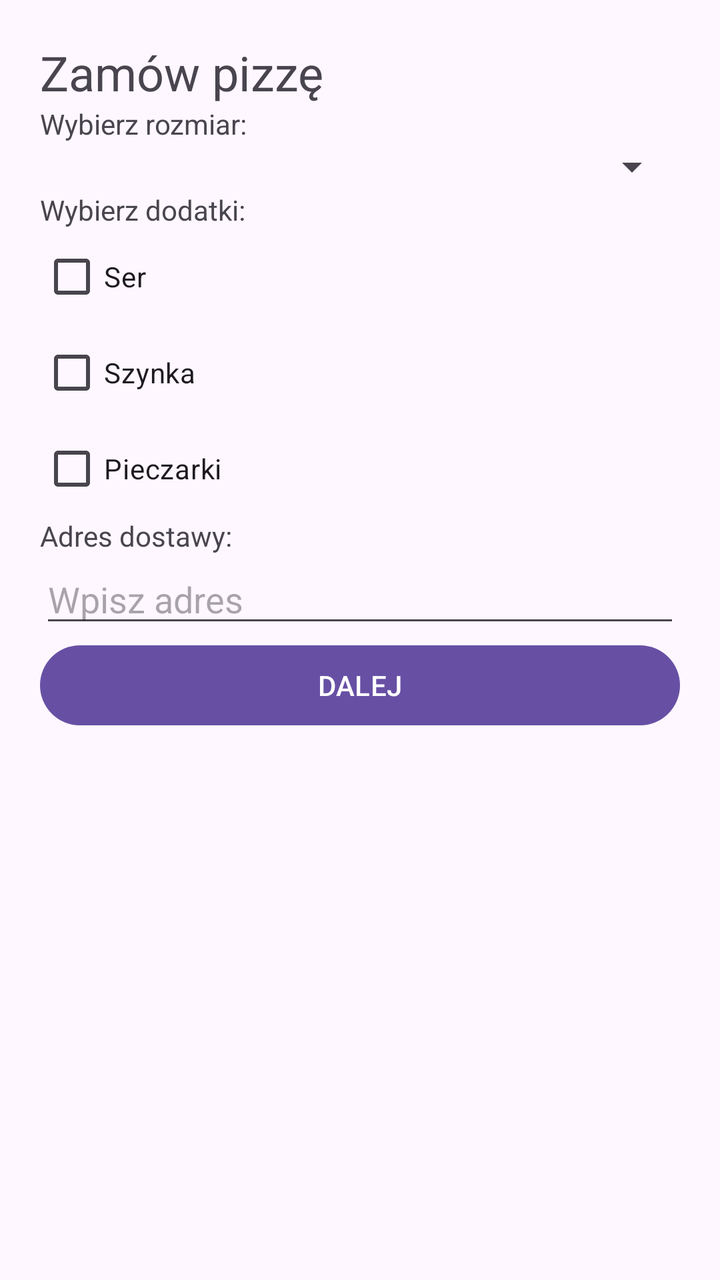
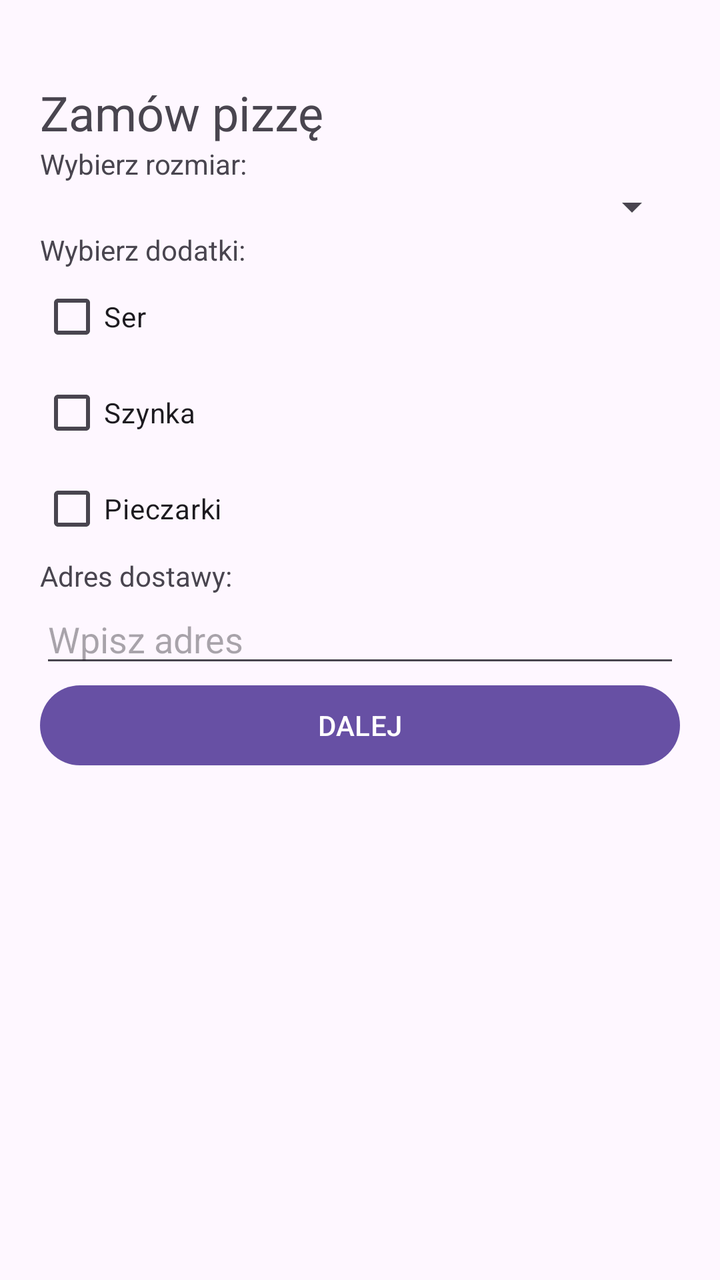

Screens rendered from an Android XML layout before and after an edit, with the pre-edit source and the edit as a unified diff.
<!-- AndroidManifest.xml: application theme Theme.Intencjedrugiekran -->
<!-- res/layout/activity_main.xml -->
<?xml version="1.0" encoding="utf-8"?>
<LinearLayout xmlns:android="http://schemas.android.com/apk/res/android"
    android:layout_width="match_parent"
    android:layout_height="match_parent"
    android:orientation="vertical"
    android:padding="20dp">

    <TextView
        android:id="@+id/tvHeader"
        android:layout_width="match_parent"
        android:layout_height="wrap_content"
        android:text="@string/header_form"
        android:textSize="24sp" />

    <TextView
        android:layout_width="match_parent"
        android:layout_height="wrap_content"
        android:text="@string/label_size" />

    <Spinner
        android:id="@+id/spSize"
        android:layout_width="match_parent"
        android:layout_height="wrap_content" />

    <TextView
        android:layout_width="match_parent"
        android:layout_height="wrap_content"
        android:text="@string/label_toppings" />

    <CheckBox
        android:id="@+id/cbCheese"
        android:layout_width="match_parent"
        android:layout_height="wrap_content"
        android:text="@string/topping_cheese" />

    <CheckBox
        android:id="@+id/cbHam"
        android:layout_width="match_parent"
        android:layout_height="wrap_content"
        android:text="@string/topping_ham" />

    <CheckBox
        android:id="@+id/cbMushrooms"
        android:layout_width="match_parent"
        android:layout_height="wrap_content"
        android:text="@string/topping_mushrooms" />

    <TextView
        android:layout_width="match_parent"
        android:layout_height="wrap_content"
        android:text="@string/label_address" />

    <EditText
        android:id="@+id/etAddress"
        android:layout_width="match_parent"
        android:layout_height="wrap_content"
        android:hint="@string/hint_address" />

    <Button
        android:id="@+id/btnNext"
        android:layout_width="match_parent"
        android:layout_height="wrap_content"
        android:text="@string/btn_next" />

</LinearLayout>
<!-- resources referenced by this layout -->
<resources>
  <string name="btn_next">DALEJ</string>
  <string name="header_form">Zamów pizzę</string>
  <string name="hint_address">Wpisz adres</string>
  <string name="label_address">Adres dostawy:</string>
  <string name="label_size">Wybierz rozmiar:</string>
  <string name="label_toppings">Wybierz dodatki:</string>
  <string name="topping_cheese">Ser</string>
  <string name="topping_ham">Szynka</string>
  <string name="topping_mushrooms">Pieczarki</string>
  <style name="Theme.Intencjedrugiekran" parent="Base.Theme.Intencjedrugiekran" />
  <style name="Base.Theme.Intencjedrugiekran" parent="Theme.Material3.DayNight.NoActionBar">
          
          
      </style>
</resources>

<!-- the commit's change to res/layout/activity_main.xml (unified diff, before → after) -->
@@ -3,7 +3,10 @@
     android:layout_width="match_parent"
     android:layout_height="match_parent"
     android:orientation="vertical"
-    android:padding="20dp">
+    android:paddingTop="40dp"
+    android:paddingStart="20dp"
+    android:paddingEnd="20dp"
+    android:paddingBottom="20dp">
 
     <TextView
         android:id="@+id/tvHeader"
